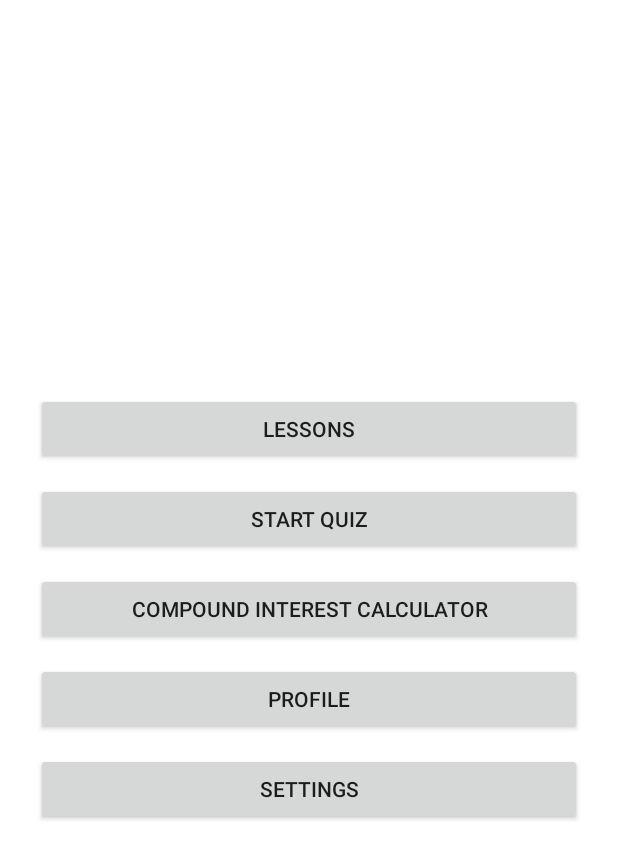
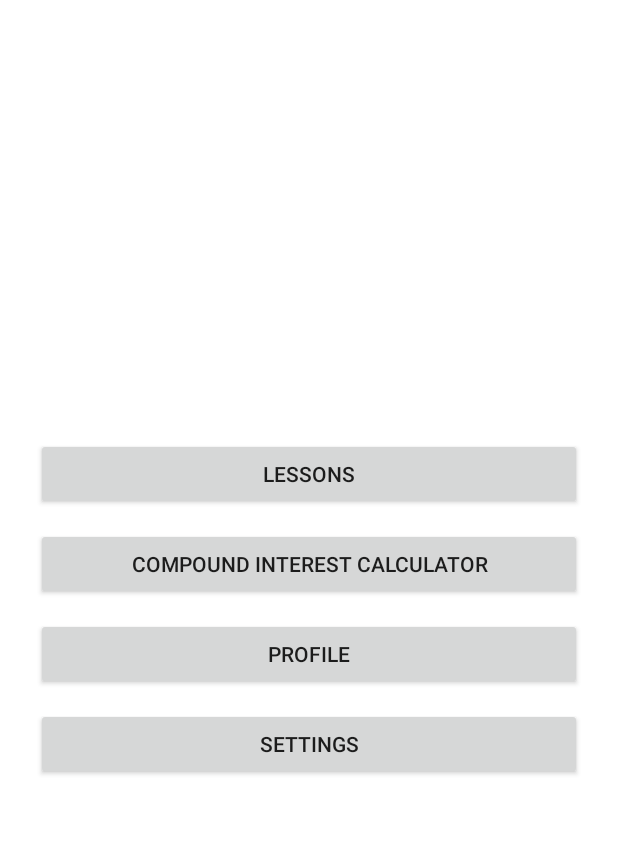
Before and after one commit to KrzAlex/FinancialApp, an Android app: the screen it shows after launch (HomeActivity), on a phone screen of 412 x 824 dp. Shown: the top 859 px of the screen. Run offline under Robolectric (Android 15) with nearby library versions, the phone set to English and light mode, and no system bars.

Commit message:
Updated the Quiz Buttons so that there isn't one on the home page and the one on the detailed_lessons file works. The main functionalities of the UI are finished.

```diff
--- a/FinanceEduApp/app/src/main/java/com/example/financeeduapp/activities/HomeActivity.java
+++ b/FinanceEduApp/app/src/main/java/com/example/financeeduapp/activities/HomeActivity.java
@@ -26,23 +26,11 @@ public class HomeActivity extends AppCompatActivity {
         super.onCreate(savedInstanceState);
         setContentView(R.layout.activity_home);
 
-        btnQuiz = findViewById(R.id.buttonQuiz);
+
         btnLessons = findViewById(R.id.buttonLessons);
         btnProfile = findViewById(R.id.buttonProfile);
         btnSettings = findViewById(R.id.buttonSettings);
         btnCalculator = findViewById(R.id.buttonCalculator);
-
-        btnQuiz.setOnClickListener(v -> {
-            Log.d(TAG, "Quiz button clicked");
-            try {
-                Intent intent = new Intent(HomeActivity.this, QuizActivity.class);
-                startActivity(intent);
-                Log.d(TAG, "Successfully started QuizActivity");
-            } catch (Exception e) {
-                Log.e(TAG, "Error starting QuizActivity", e);
-                Toast.makeText(this, "Error opening quiz: " + e.getMessage(), Toast.LENGTH_LONG).show();
-            }
-        });
 
         btnLessons.setOnClickListener(v -> {
             Toast.makeText(this, getString(R.string.lessons_clicked), Toast.LENGTH_SHORT).show();
--- a/FinanceEduApp/app/src/main/res/layout/activity_home.xml
+++ b/FinanceEduApp/app/src/main/res/layout/activity_home.xml
@@ -14,14 +14,6 @@
         android:layout_width="match_parent"
         android:layout_height="wrap_content"
         android:text="@string/button_lessons"
-        android:layout_marginBottom="12dp" />
-
-
-    <Button
-        android:id="@+id/buttonQuiz"
-        android:layout_width="match_parent"
-        android:layout_height="wrap_content"
-        android:text="@string/button_quiz"
         android:layout_marginBottom="12dp" />
 
     <Button
```
Also changed, not shown: FinanceEduApp/app/src/main/java/com/example/financeeduapp/activities/LessonDetailActivity.java (+17 -2 lines).
